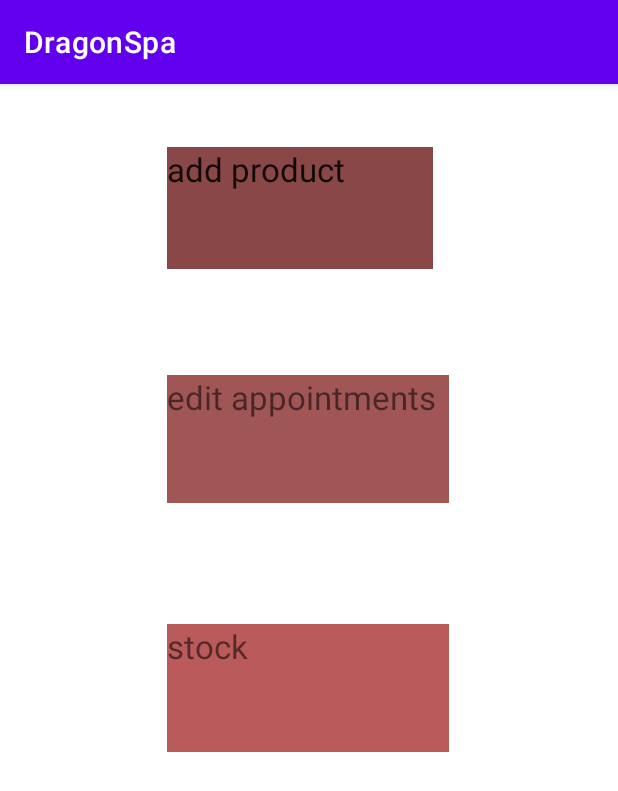
After one commit to LiadBenMoshe/DragonSpa, an Android app: the manager_main_menu screen opened directly, with no data from a screen before it, on a phone screen of 412 x 824 dp. The commit adds this screen. Shown: the top 791 px of the screen. Run offline under Robolectric (Android 15) with nearby library versions, the phone set to English and light mode, and no system bars; our stand-ins replace Firebase (no records; nobody signed in at launch, a user with empty details on screens opened directly).

Commit message:
working on the manger menu

```diff
--- a/app/src/main/AndroidManifest.xml
+++ b/app/src/main/AndroidManifest.xml
@@ -9,7 +9,8 @@
         android:roundIcon="@mipmap/ic_launcher_round"
         android:supportsRtl="true"
         android:theme="@style/Theme.DragonSpa">
-        <activity android:name=".Manager_login"></activity>
+        <activity android:name=".manager_main_menu"></activity>
+        <activity android:name=".Manager_login" />
         <activity android:name=".register_activity" />
         <activity android:name=".MainActivity">
             <intent-filter>
--- a/app/src/main/java/com/example/dragonspa/Manager_login.java
+++ b/app/src/main/java/com/example/dragonspa/Manager_login.java
@@ -65,7 +65,7 @@ public class Manager_login extends AppCompatActivity {
                         public void onComplete(@NonNull Task<AuthResult> task) {
                             if(task.isSuccessful()){
                                 Toast.makeText(Manager_login.this,"sign in successful",Toast.LENGTH_LONG).show();
-                                startActivity(new Intent(Manager_login.this,MainActivity.class));
+                                startActivity(new Intent(Manager_login.this,manager_main_menu.class));
                             }else{
                                 Toast.makeText(Manager_login.this,"sign in failed",Toast.LENGTH_LONG).show();
 
--- /dev/null
+++ b/app/src/main/java/com/example/dragonspa/manager_main_menu.java
@@ -0,0 +1,50 @@
+package com.example.dragonspa;
+
+import android.content.Intent;
+import android.os.Bundle;
+import android.view.View;
+import android.widget.TextView;
+
+import androidx.appcompat.app.AppCompatActivity;
+
+import com.google.firebase.database.DatabaseReference;
+import com.google.firebase.database.FirebaseDatabase;
+
+public class manager_main_menu extends AppCompatActivity {
+    private TextView addProduct, editAppointments, stock;
+    FirebaseDatabase mDatabase;
+    DatabaseReference dbRootRef;
+
+    @Override
+    protected void onCreate(Bundle savedInstanceState) {
+        super.onCreate(savedInstanceState);
+        setContentView(R.layout.activity_manager_main_menu);
+        setupUIviews();
+        addProduct.setOnClickListener(new View.OnClickListener() {
+           //need to add correct target activity to each button
+            @Override
+            public void onClick(View v) {
+                startActivity(new Intent(manager_main_menu.this,MainActivity.class));
+            }
+        });
+        editAppointments.setOnClickListener(new View.OnClickListener() {
+
+            @Override
+            public void onClick(View v) {
+                startActivity(new Intent(manager_main_menu.this,MainActivity.class));
+            }
+        });
+        stock.setOnClickListener(new View.OnClickListener() {
+
+            @Override
+            public void onClick(View v) {
+                startActivity(new Intent(manager_main_menu.this,MainActivity.class));
+            }
+        });
+    }
+    private void setupUIviews() {
+        addProduct = (TextView) findViewById(R.id.addProduct);
+        editAppointments= (TextView) findViewById(R.id.editAppointments);
+        stock = (TextView) findViewById(R.id.stock);
+    }
+}
--- /dev/null
+++ b/app/src/main/res/layout/activity_manager_main_menu.xml
@@ -0,0 +1,55 @@
+<?xml version="1.0" encoding="utf-8"?>
+<androidx.constraintlayout.widget.ConstraintLayout xmlns:android="http://schemas.android.com/apk/res/android"
+    xmlns:app="http://schemas.android.com/apk/res-auto"
+    xmlns:tools="http://schemas.android.com/tools"
+    android:layout_width="match_parent"
+    android:layout_height="match_parent"
+    android:backgroundTint="@color/purple_200"
+    tools:context=".manager_main_menu">
+
+    <TextView
+        android:id="@+id/addProduct"
+        android:layout_width="177dp"
+        android:layout_height="81dp"
+        android:background="#8A4747"
+        android:text="add product"
+
+        android:textAppearance="@style/TextAppearance.AppCompat.Body1"
+        android:textSize="22sp"
+        app:layout_constraintBottom_toBottomOf="parent"
+        app:layout_constraintEnd_toEndOf="parent"
+        app:layout_constraintHorizontal_bias="0.474"
+        app:layout_constraintStart_toStartOf="parent"
+        app:layout_constraintTop_toTopOf="parent"
+        app:layout_constraintVertical_bias="0.061" />
+
+    <TextView
+        android:id="@+id/editAppointments"
+        android:layout_width="188dp"
+        android:layout_height="85dp"
+        android:background="#A15656"
+        android:text="edit appointments"
+
+        android:textSize="22sp"
+        app:layout_constraintBottom_toTopOf="@+id/stock"
+        app:layout_constraintEnd_toEndOf="parent"
+        app:layout_constraintHorizontal_bias="0.497"
+        app:layout_constraintStart_toStartOf="parent"
+        app:layout_constraintTop_toBottomOf="@+id/addProduct"
+        app:layout_constraintVertical_bias="0.466" />
+
+    <TextView
+        android:id="@+id/stock"
+        android:layout_width="188dp"
+        android:layout_height="85dp"
+        android:background="#BA5A5A"
+        android:text="stock"
+
+        android:textSize="22sp"
+        app:layout_constraintBottom_toBottomOf="parent"
+        app:layout_constraintEnd_toEndOf="parent"
+        app:layout_constraintHorizontal_bias="0.497"
+        app:layout_constraintStart_toStartOf="parent"
+        app:layout_constraintTop_toTopOf="parent"
+        app:layout_constraintVertical_bias="0.527" />
+</androidx.constraintlayout.widget.ConstraintLayout>
--- a/app/src/main/res/layout/activity_register_activity.xml
+++ b/app/src/main/res/layout/activity_register_activity.xml
@@ -71,12 +71,4 @@
         app:layout_constraintStart_toStartOf="parent"
         app:layout_constraintTop_toBottomOf="@+id/edUserPassword" />
 
-    <TextView
-        android:id="@+id/textView"
-        android:layout_width="wrap_content"
-        android:layout_height="wrap_content"
-        android:text="TextView"
-        app:layout_constraintEnd_toEndOf="parent"
-        tools:layout_editor_absoluteY="107dp" />
-
 </androidx.constraintlayout.widget.ConstraintLayout>
```
